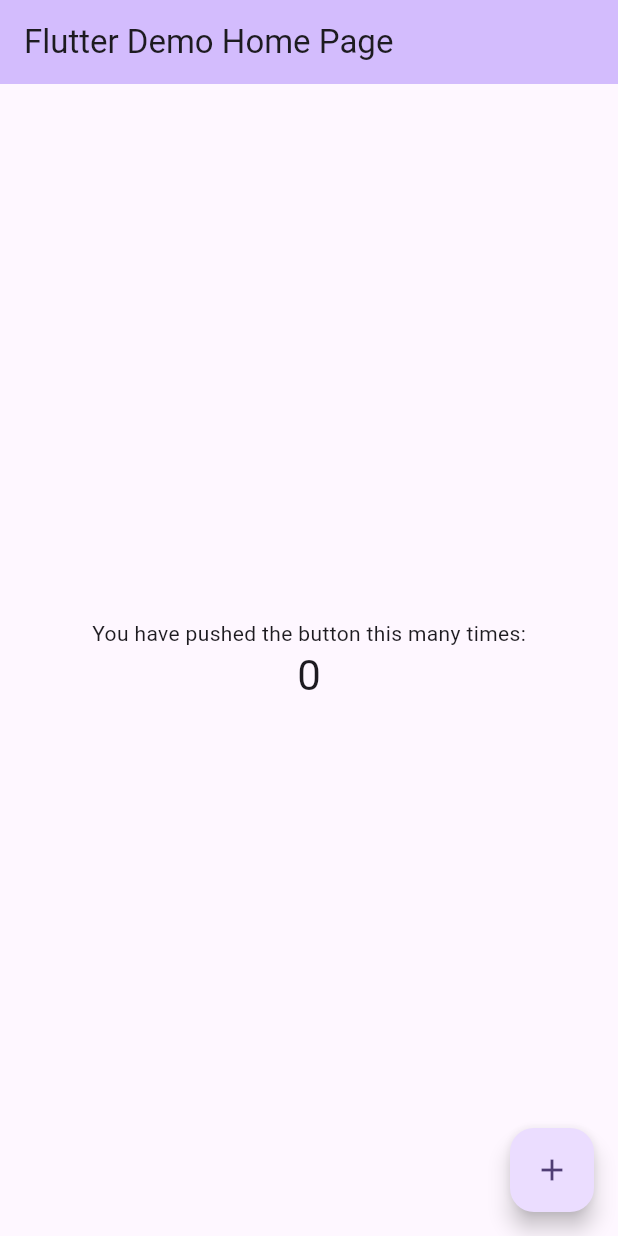
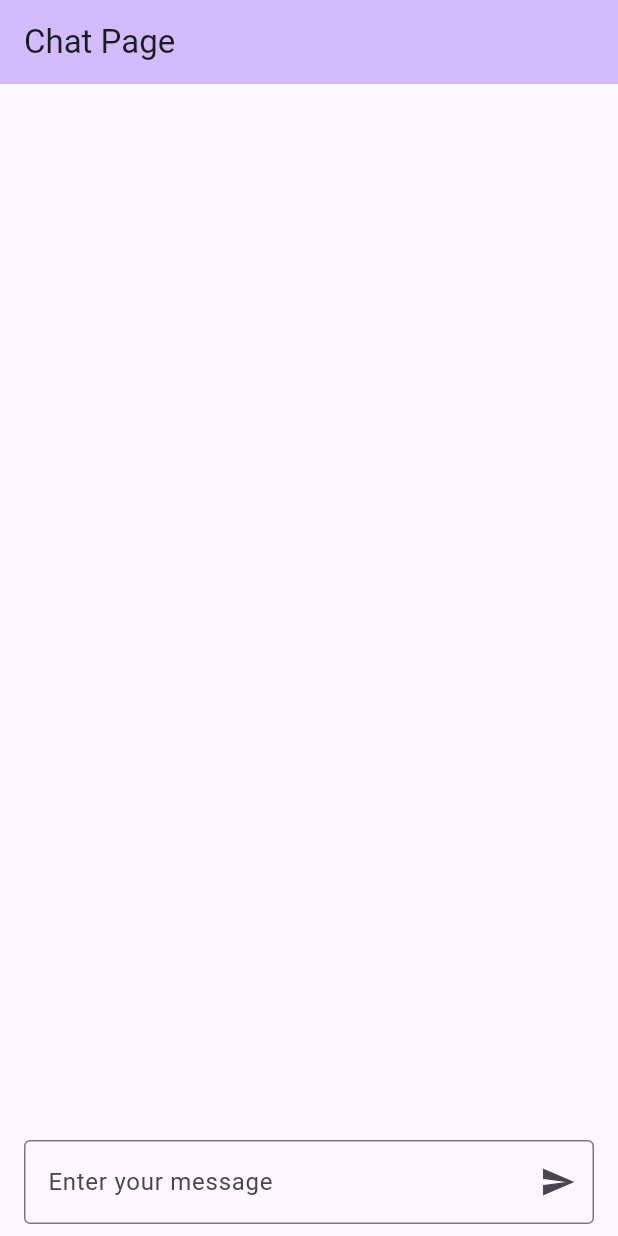
Before and after one commit to fluttermtl/flutter_chat, a Flutter app: the screen it shows after launch, on a phone screen of 412 x 824 dp. Run offline on Flutter 3.47's test engine with Material 2 defaults, Android fonts, the phone set to English and light mode, and no system bars.

Commit message:
add chat page

```diff
--- a/lib/main.dart
+++ b/lib/main.dart
@@ -11,115 +11,114 @@ class MyApp extends StatelessWidget {
   @override
   Widget build(BuildContext context) {
     return MaterialApp(
-      title: 'Flutter Demo',
+      title: 'Flutter Chat',
       theme: ThemeData(
-        // This is the theme of your application.
-        //
-        // TRY THIS: Try running your application with "flutter run". You'll see
-        // the application has a blue toolbar. Then, without quitting the app,
-        // try changing the seedColor in the colorScheme below to Colors.green
-        // and then invoke "hot reload" (save your changes or press the "hot
-        // reload" button in a Flutter-supported IDE, or press "r" if you used
-        // the command line to start the app).
-        //
-        // Notice that the counter didn't reset back to zero; the application
-        // state is not lost during the reload. To reset the state, use hot
-        // restart instead.
-        //
-        // This works for code too, not just values: Most code changes can be
-        // tested with just a hot reload.
         colorScheme: ColorScheme.fromSeed(seedColor: Colors.deepPurple),
         useMaterial3: true,
       ),
-      home: const MyHomePage(title: 'Flutter Demo Home Page'),
+      home: const MyHomePage(),
     );
   }
 }
 
 class MyHomePage extends StatefulWidget {
-  const MyHomePage({super.key, required this.title});
-
-  // This widget is the home page of your application. It is stateful, meaning
-  // that it has a State object (defined below) that contains fields that affect
-  // how it looks.
-
-  // This class is the configuration for the state. It holds the values (in this
-  // case the title) provided by the parent (in this case the App widget) and
-  // used by the build method of the State. Fields in a Widget subclass are
-  // always marked "final".
-
-  final String title;
+  const MyHomePage({super.key});
 
   @override
   State<MyHomePage> createState() => _MyHomePageState();
 }
 
 class _MyHomePageState extends State<MyHomePage> {
-  int _counter = 0;
+  final textMessageController = TextEditingController();
+  final messages = List<ChatMessage>.empty(growable: true);
 
-  void _incrementCounter() {
-    setState(() {
-      // This call to setState tells the Flutter framework that something has
-      // changed in this State, which causes it to rerun the build method below
-      // so that the display can reflect the updated values. If we changed
-      // _counter without calling setState(), then the build method would not be
-      // called again, and so nothing would appear to happen.
-      _counter++;
-    });
+  bool _isTextValidated = true;
+
+  void _sendMessage() {
+    if (textMessageController.text.isEmpty) {
+      setState(() {
+        _isTextValidated = false;
+      });
+    } else {
+      setState(() {
+        messages.insert(
+          0,
+          ChatMessage(
+            time: DateTime.now().millisecondsSinceEpoch,
+            message: textMessageController.text,
+          ),
+        );
+      });
+      textMessageController.clear();
+    }
   }
 
   @override
   Widget build(BuildContext context) {
-    // This method is rerun every time setState is called, for instance as done
-    // by the _incrementCounter method above.
-    //
-    // The Flutter framework has been optimized to make rerunning build methods
-    // fast, so that you can just rebuild anything that needs updating rather
-    // than having to individually change instances of widgets.
     return Scaffold(
       appBar: AppBar(
-        // TRY THIS: Try changing the color here to a specific color (to
-        // Colors.amber, perhaps?) and trigger a hot reload to see the AppBar
-        // change color while the other colors stay the same.
         backgroundColor: Theme.of(context).colorScheme.inversePrimary,
-        // Here we take the value from the MyHomePage object that was created by
-        // the App.build method, and use it to set our appbar title.
-        title: Text(widget.title),
+        title: const Text('Chat Page'),
       ),
-      body: Center(
-        // Center is a layout widget. It takes a single child and positions it
-        // in the middle of the parent.
+      body: Padding(
+        padding: const EdgeInsets.symmetric(horizontal: 16.0),
         child: Column(
-          // Column is also a layout widget. It takes a list of children and
-          // arranges them vertically. By default, it sizes itself to fit its
-          // children horizontally, and tries to be as tall as its parent.
-          //
-          // Column has various properties to control how it sizes itself and
-          // how it positions its children. Here we use mainAxisAlignment to
-          // center the children vertically; the main axis here is the vertical
-          // axis because Columns are vertical (the cross axis would be
-          // horizontal).
-          //
-          // TRY THIS: Invoke "debug painting" (choose the "Toggle Debug Paint"
-          // action in the IDE, or press "p" in the console), to see the
-          // wireframe for each widget.
-          mainAxisAlignment: MainAxisAlignment.center,
-          children: <Widget>[
-            const Text(
-              'You have pushed the button this many times:',
+          crossAxisAlignment: CrossAxisAlignment.start,
+          children: [
+            Expanded(
+              child: ListView.builder(
+                itemCount: messages.length,
+                reverse: true,
+                padding: const EdgeInsets.symmetric(vertical: 8.0),
+                itemBuilder: (context, index) {
+                  return ListTile(
+                    leading: DefaultTextStyle.merge(
+                      style: const TextStyle(color: Colors.indigo),
+                      child: Text(messages[index].timestamp),
+                    ),
+                    title: Text(messages[index].message),
+                  );
+                },
+              ),
             ),
-            Text(
-              '$_counter',
-              style: Theme.of(context).textTheme.headlineMedium,
+            Padding(
+              padding: const EdgeInsets.symmetric(vertical: 8.0),
+              child: TextField(
+                controller: textMessageController,
+                decoration: InputDecoration(
+                  suffixIcon: IconButton(
+                    icon: const Icon(Icons.send),
+                    onPressed: _sendMessage,
+                  ),
+                  border: const OutlineInputBorder(),
+                  labelText: 'Enter your message',
+                  errorText:
+                      _isTextValidated ? null : 'Message can not be empty',
+                ),
+                onChanged: (value) {
+                  setState(() {
+                    _isTextValidated = true;
+                  });
+                },
+                onSubmitted: (value) => _sendMessage(),
+              ),
             ),
           ],
         ),
       ),
-      floatingActionButton: FloatingActionButton(
-        onPressed: _incrementCounter,
-        tooltip: 'Increment',
-        child: const Icon(Icons.add),
-      ), // This trailing comma makes auto-formatting nicer for build methods.
     );
   }
 }
+
+class ChatMessage {
+  ChatMessage({
+    required this.time,
+    required this.message,
+  });
+
+  final int time;
+  final String message;
+
+  String get timestamp =>
+      '${DateTime.fromMillisecondsSinceEpoch(time).hour}:${DateTime.fromMillisecondsSinceEpoch(time).minute}';
+}
```
Also changed, not shown: 1 other file.
